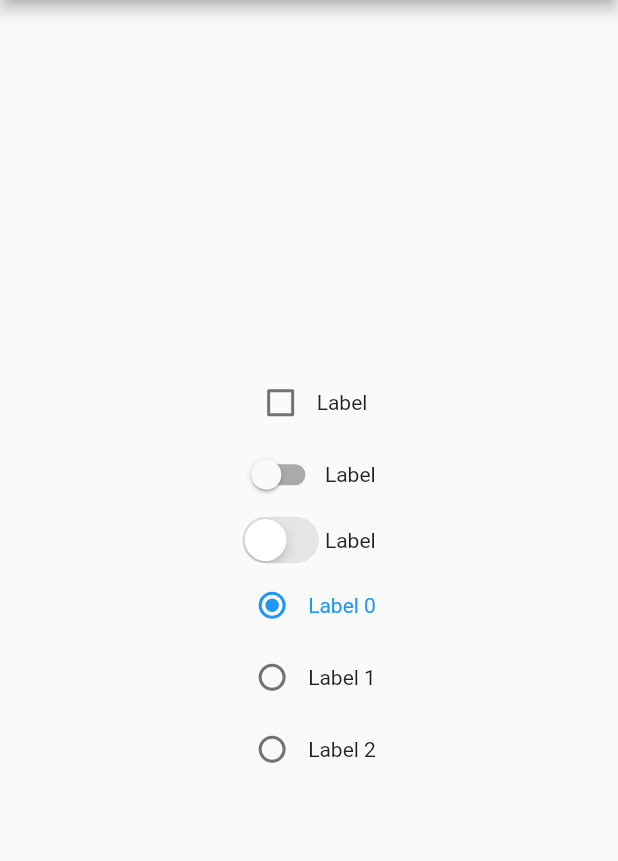
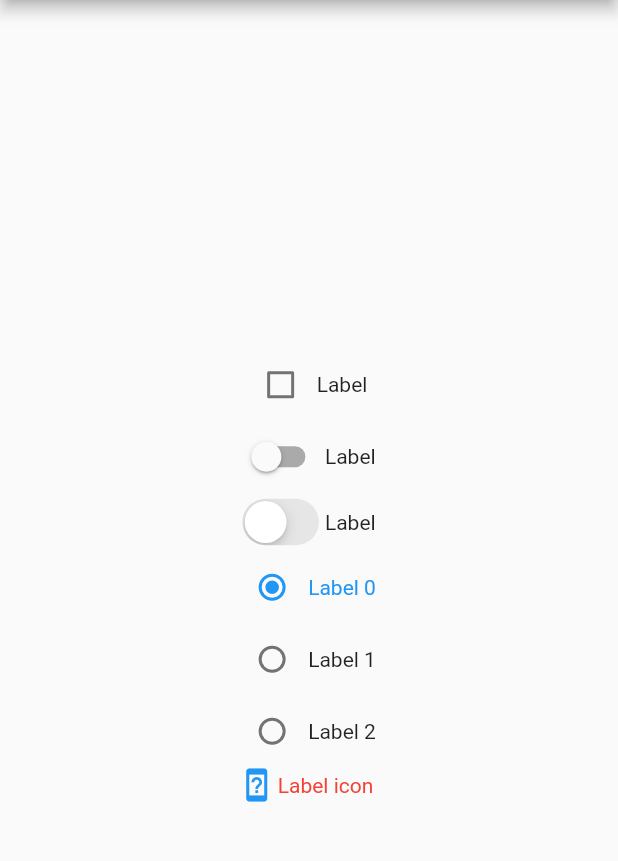
Before and after one commit to ctcwri/labeled_widgets, a Flutter app: the screen it shows after launch, on a phone screen of 412 x 824 dp, the part 84-945 px from its top. Run offline on Flutter 3.47's test engine with Material 2 defaults, Android fonts, the phone set to English and light mode, and no system bars.

Commit message:
add LabeledIcon

```diff
--- a/example/lib/main.dart
+++ b/example/lib/main.dart
@@ -107,6 +107,12 @@ class _MyHomePageState extends State<MyHomePage> {
                 });
               },
             ),
+            LabeledIcon(
+                label: 'Label icon',
+                iconColor: Colors.blue,
+                labelColor: Colors.red,
+                gap: 2,
+                icon: Icons.device_unknown),
           ],
         ),
       ),
--- a/lib/labeled_widgets.dart
+++ b/lib/labeled_widgets.dart
@@ -9,3 +9,4 @@ part 'src/labeled_checkbox.dart';
 part 'src/labeled_switch.dart';
 part 'src/labeled_cupertino_switch.dart';
 part 'src/labeled_radio.dart';
+part 'src/labeled_icon.dart';
--- /dev/null
+++ b/lib/src/labeled_icon.dart
@@ -0,0 +1,72 @@
+part of labeled_widgets;
+
+class LabeledIcon extends StatelessWidget {
+  const LabeledIcon({
+    Key? key,
+    required this.label,
+    required this.icon,
+    this.mainAxisSize = MainAxisSize.min,
+    this.padding,
+    this.gap = 0.0,
+    this.labelFontSize,
+    this.labelFontWeight,
+    this.labelColor,
+    this.labelStyle,
+    this.labelSoftWrap,
+    this.labelOverflow,
+    this.labelMaxLines,
+    this.labelTextWidthBasis,
+
+    this.iconColor,
+  }) : super(key: key);
+
+  final String label;
+  final double? labelFontSize;
+  final FontWeight? labelFontWeight;
+  final Color? labelColor;
+  final TextStyle? labelStyle;
+  final bool? labelSoftWrap;
+  final TextOverflow? labelOverflow;
+  final int? labelMaxLines;
+  final TextWidthBasis? labelTextWidthBasis;
+  final MainAxisSize mainAxisSize;
+  final EdgeInsets? padding;
+  final double gap;
+
+  final IconData? icon;
+  final Color? iconColor;
+
+  @override
+  Widget build(BuildContext context) {
+    return Container(
+      child: Padding(
+        padding: padding ?? const EdgeInsets.fromLTRB(0, 0, 4, 0),
+        child: Row(
+          mainAxisSize: mainAxisSize,
+          children: <Widget>[
+            Icon(
+              icon,
+              color: iconColor,
+            ),
+            SizedBox(
+              width: gap,
+            ),
+            Flexible(
+              child: Label(
+                label,
+                fontSize: labelFontSize,
+                fontWeight: labelFontWeight,
+                color: labelColor,
+                style: labelStyle,
+                softWrap: labelSoftWrap,
+                overflow: labelOverflow,
+                maxLines: labelMaxLines,
+                textWidthBasis: labelTextWidthBasis,
+              ),
+            ),
+          ],
+        ),
+      ),
+    );
+  }
+}
```
